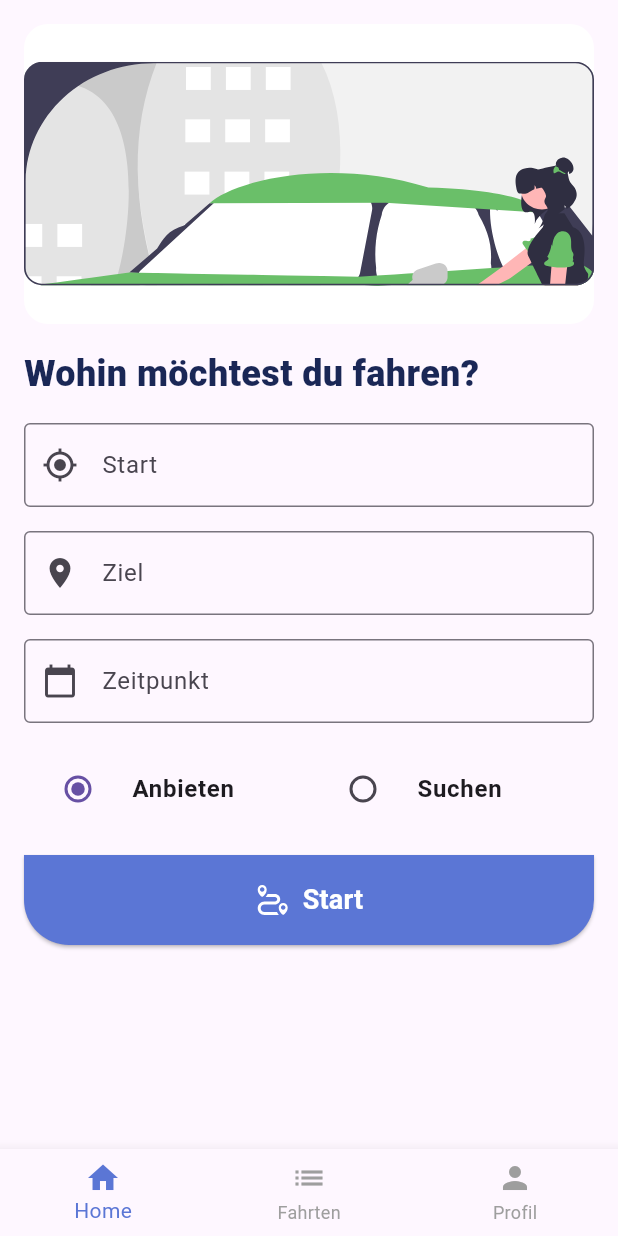
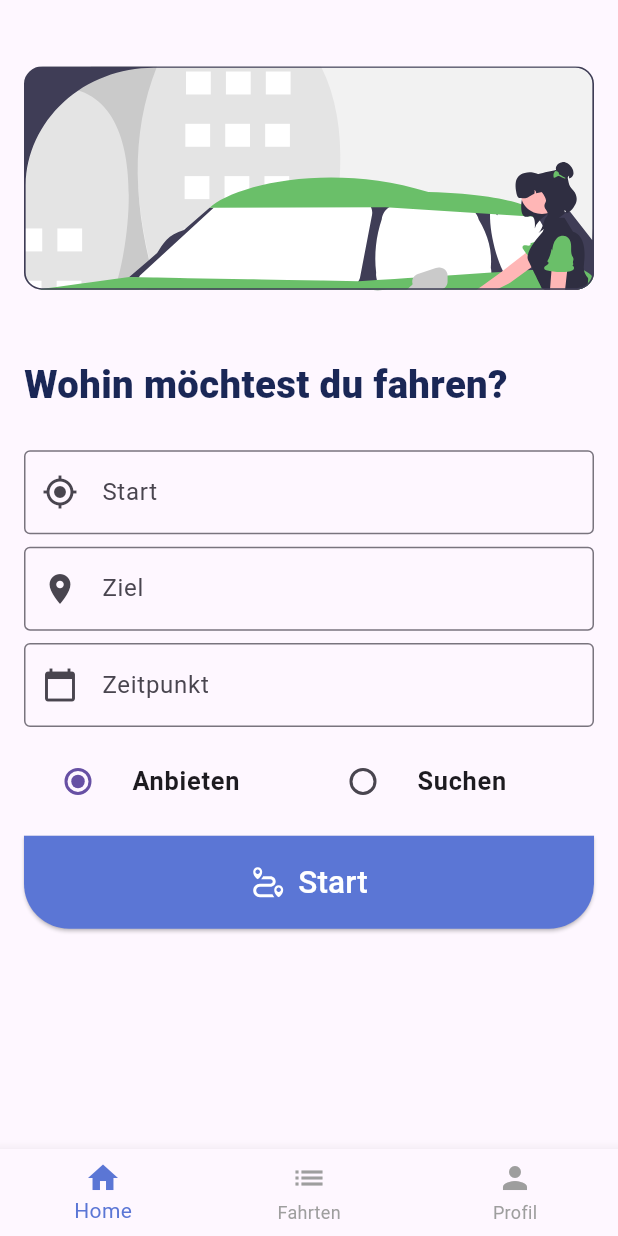
Before and after one commit to felix00112/carpooling_app, a Flutter app: the screen it shows after launch, on a phone screen of 412 x 824 dp. Run offline on Flutter 3.47's test engine with Material 3 defaults, Android fonts, the phone set to English and light mode, and no system bars; our stand-ins replace flutter_map, flutter_svg, font_awesome_flutter, latlong2; missing offline and left inert: geocoding_resolver.

Commit message:
padding und text angepasst

```diff
--- a/lib/pages/homepage.dart
+++ b/lib/pages/homepage.dart
@@ -2,6 +2,7 @@ import 'package:carpooling_app/pages/fahrt_suchen_aria.dart';
 import 'package:flutter/material.dart';
 import 'package:flutter_svg/flutter_svg.dart';
 import 'package:intl/intl.dart'; // Import hinzufügen
+import 'package:carpooling_app/constants/sizes.dart';
 import '../constants/navigationBar.dart'; // Import der NavigationBar
 
 import '../constants/colors.dart';
@@ -98,6 +99,7 @@ class _HomePageState extends State<HomePage> {
 
   @override
   Widget build(BuildContext context) {
+    Sizes.initialize(context);
     return Scaffold(
       bottomNavigationBar: CustomBottomNavigationBar(
         currentIndex: _currentIndex,
@@ -109,9 +111,30 @@ class _HomePageState extends State<HomePage> {
           crossAxisAlignment: CrossAxisAlignment.start,
           children: [
             Container(
+              height: Sizes.topBarHeight,
+              child: Center(
+                child: SvgPicture.asset(
+                  'assets/images/undraw_city_driver.svg',
+                  width: 700,
+                  height: 700,
+                  fit: BoxFit.contain,
+                ),
+              ),
+            ),
+            SizedBox(height: Sizes.paddingRegular), // platz über überschrift
+            Text(
+              "Wohin möchtest du fahren?",
+              style: TextStyle(
+                fontSize: Sizes.textHeading,
+                fontWeight: FontWeight.w900,
+                color: dark_blue,
+              ),
+            ),
+
+            /*Container(
               height: 200,
               decoration: BoxDecoration(
-                color: background_box_white,
+                color: Colors.pink, //background_box_white
                 borderRadius: BorderRadius.circular(16),
               ),
               child: Center(
@@ -131,8 +154,9 @@ class _HomePageState extends State<HomePage> {
                 fontWeight: FontWeight.w900,
                 color: dark_blue,
               ),
-            ),
-            SizedBox(height: 16),
+            ),*/ //alter bild plus überschrift
+
+            SizedBox(height: Sizes.paddingBig), // platz unter überschrift
             TextField(
               controller: Startinputcontroller,
               decoration: InputDecoration(
@@ -141,7 +165,7 @@ class _HomePageState extends State<HomePage> {
                 border: OutlineInputBorder(),
               ),
             ),
-            SizedBox(height: 16),
+            SizedBox(height: Sizes.paddingSmall), // platz zwischen den boxen
             TextField(
               controller: Zielinputcontroller,
               decoration: InputDecoration(
@@ -150,7 +174,7 @@ class _HomePageState extends State<HomePage> {
                 border: OutlineInputBorder(),
               ),
             ),
-            SizedBox(height: 16),
+            SizedBox(height: Sizes.paddingSmall), // platz zwischen den boxen
             TextField(
               controller: _dateTimeController,
               readOnly: true,
@@ -161,13 +185,13 @@ class _HomePageState extends State<HomePage> {
               ),
               onTap: () => _selectDateTime(context),
             ),
-            SizedBox(height: 16),
+            SizedBox(height: Sizes.paddingSmall), // platz zwischen den Zeitpunkt und anbieten und suchen
             Row(
               children: [
                 Expanded(
                   child: RadioListTile(
                     title: Text("Anbieten",
-                      style: TextStyle(fontWeight: FontWeight.bold),
+                      style: TextStyle(fontSize: Sizes.textTitle, fontWeight: FontWeight.bold),
                     ),
                     value: "Anbieten",
                     groupValue: _selectedOption,
@@ -181,7 +205,7 @@ class _HomePageState extends State<HomePage> {
                 Expanded(
                   child: RadioListTile(
                     title: Text("Suchen",
-                      style: TextStyle(fontWeight: FontWeight.bold),
+                      style: TextStyle(fontSize: Sizes.textTitle, fontWeight: FontWeight.bold),
                     ),
                     value: "Suchen",
                     groupValue: _selectedOption,
@@ -194,7 +218,7 @@ class _HomePageState extends State<HomePage> {
                 ),
               ],
             ),
-            SizedBox(height: 16),
+            SizedBox(height: Sizes.paddingSmall),
             Center(
               child: ElevatedButton.icon(
                 onPressed: () {
@@ -215,8 +239,8 @@ class _HomePageState extends State<HomePage> {
                 label: Text(
                   "Start",
                   style: TextStyle(
-                    fontSize: 18, // Schriftgröße anpassen
-                    fontWeight: FontWeight.bold, // Schriftstärke anpassen
+                    fontSize: Sizes.textSubheading,  // Schriftgröße anpassen
+                    //fontWeight: FontWeight.bold, // Schriftstärke anpassen
                     color: Colors.white, // Textfarbe anpassen
                   ),
                 ),
```
